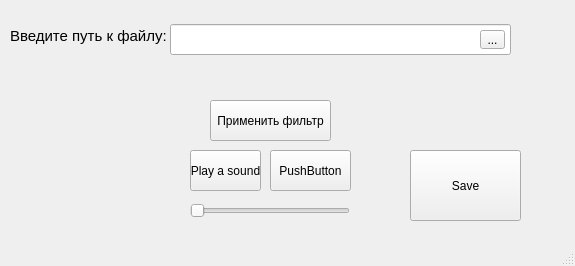
This is ui/mainForm.ui in Andrew-Garanin/AudioDigitalFiltering as Qt 5 draws it before an edit. The edited form follows.
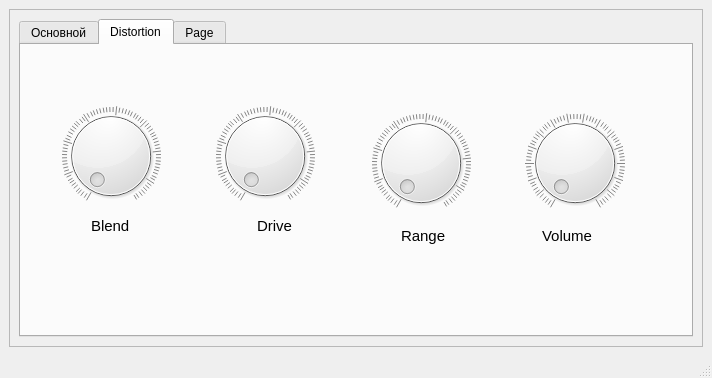
This is the edited form.

Diff of the .ui file:
```diff
--- a/ui/mainForm.ui
+++ b/ui/mainForm.ui
@@ -6,123 +6,365 @@
    <rect>
     <x>0</x>
     <y>0</y>
-    <width>575</width>
-    <height>266</height>
+    <width>712</width>
+    <height>378</height>
    </rect>
   </property>
   <property name="windowTitle">
    <string>MainWindow</string>
   </property>
   <widget class="QWidget" name="centralwidget">
-   <widget class="QLabel" name="labelFilePath">
-    <property name="geometry">
-     <rect>
-      <x>10</x>
-      <y>20</y>
-      <width>171</width>
-      <height>31</height>
-     </rect>
-    </property>
-    <property name="font">
-     <font>
-      <pointsize>11</pointsize>
-     </font>
-    </property>
-    <property name="text">
-     <string>Введите путь к файлу:</string>
-    </property>
-   </widget>
-   <widget class="QLineEdit" name="lineEditFilePath">
-    <property name="geometry">
-     <rect>
-      <x>170</x>
-      <y>24</y>
-      <width>341</width>
-      <height>31</height>
-     </rect>
-    </property>
-   </widget>
-   <widget class="QToolButton" name="toolButtonFilePath">
-    <property name="geometry">
-     <rect>
-      <x>480</x>
-      <y>30</y>
-      <width>25</width>
-      <height>19</height>
-     </rect>
-    </property>
-    <property name="text">
-     <string>...</string>
-    </property>
-   </widget>
-   <widget class="QPushButton" name="pushButtonApplyFilter">
-    <property name="geometry">
-     <rect>
-      <x>210</x>
-      <y>100</y>
-      <width>121</width>
-      <height>41</height>
-     </rect>
-    </property>
-    <property name="text">
-     <string>Применить фильтр</string>
-    </property>
-   </widget>
-   <widget class="QPushButton" name="buttonPlay">
-    <property name="geometry">
-     <rect>
-      <x>190</x>
-      <y>150</y>
-      <width>71</width>
-      <height>41</height>
-     </rect>
-    </property>
-    <property name="contextMenuPolicy">
-     <enum>Qt::DefaultContextMenu</enum>
-    </property>
-    <property name="text">
-     <string>Play a sound</string>
-    </property>
-   </widget>
-   <widget class="QPushButton" name="buttonSave">
-    <property name="geometry">
-     <rect>
-      <x>410</x>
-      <y>150</y>
-      <width>111</width>
-      <height>71</height>
-     </rect>
-    </property>
-    <property name="text">
-     <string>Save</string>
-    </property>
-   </widget>
-   <widget class="QSlider" name="timeSlider">
-    <property name="geometry">
-     <rect>
-      <x>190</x>
-      <y>200</y>
-      <width>160</width>
-      <height>22</height>
-     </rect>
-    </property>
-    <property name="orientation">
-     <enum>Qt::Horizontal</enum>
-    </property>
-   </widget>
-   <widget class="QPushButton" name="buttonStop">
-    <property name="geometry">
-     <rect>
-      <x>270</x>
-      <y>150</y>
-      <width>81</width>
-      <height>41</height>
-     </rect>
-    </property>
-    <property name="text">
-     <string>PushButton</string>
-    </property>
-   </widget>
+   <layout class="QGridLayout" name="gridLayout_2">
+    <item row="0" column="0">
+     <widget class="QFrame" name="frame">
+      <property name="frameShape">
+       <enum>QFrame::StyledPanel</enum>
+      </property>
+      <property name="frameShadow">
+       <enum>QFrame::Raised</enum>
+      </property>
+      <layout class="QGridLayout" name="gridLayout">
+       <item row="0" column="0">
+        <widget class="QTabWidget" name="tabWidget">
+         <property name="currentIndex">
+          <number>1</number>
+         </property>
+         <widget class="QWidget" name="tab">
+          <attribute name="title">
+           <string>Основной</string>
+          </attribute>
+          <widget class="QPushButton" name="buttonGraph">
+           <property name="geometry">
+            <rect>
+             <x>470</x>
+             <y>180</y>
+             <width>91</width>
+             <height>51</height>
+            </rect>
+           </property>
+           <property name="text">
+            <string>Draw Graph</string>
+           </property>
+          </widget>
+          <widget class="QPushButton" name="buttonPlay">
+           <property name="geometry">
+            <rect>
+             <x>170</x>
+             <y>180</y>
+             <width>91</width>
+             <height>51</height>
+            </rect>
+           </property>
+           <property name="contextMenuPolicy">
+            <enum>Qt::DefaultContextMenu</enum>
+           </property>
+           <property name="text">
+            <string>Play a sound</string>
+           </property>
+          </widget>
+          <widget class="QPushButton" name="buttonSave">
+           <property name="geometry">
+            <rect>
+             <x>370</x>
+             <y>180</y>
+             <width>91</width>
+             <height>51</height>
+            </rect>
+           </property>
+           <property name="text">
+            <string>Save</string>
+           </property>
+          </widget>
+          <widget class="QLabel" name="labelFilePath">
+           <property name="geometry">
+            <rect>
+             <x>70</x>
+             <y>70</y>
+             <width>171</width>
+             <height>31</height>
+            </rect>
+           </property>
+           <property name="font">
+            <font>
+             <pointsize>11</pointsize>
+            </font>
+           </property>
+           <property name="text">
+            <string>Введите путь к файлу:</string>
+           </property>
+          </widget>
+          <widget class="QLineEdit" name="lineEditFilePath">
+           <property name="geometry">
+            <rect>
+             <x>230</x>
+             <y>74</y>
+             <width>341</width>
+             <height>31</height>
+            </rect>
+           </property>
+          </widget>
+          <widget class="QPushButton" name="pushButtonApplyFilter">
+           <property name="geometry">
+            <rect>
+             <x>320</x>
+             <y>130</y>
+             <width>121</width>
+             <height>41</height>
+            </rect>
+           </property>
+           <property name="text">
+            <string>Применить фильтр</string>
+           </property>
+          </widget>
+          <widget class="QPushButton" name="buttonStop">
+           <property name="geometry">
+            <rect>
+             <x>270</x>
+             <y>180</y>
+             <width>91</width>
+             <height>51</height>
+            </rect>
+           </property>
+           <property name="text">
+            <string>Stop Sound</string>
+           </property>
+          </widget>
+          <widget class="QToolButton" name="toolButtonFilePath">
+           <property name="geometry">
+            <rect>
+             <x>580</x>
+             <y>80</y>
+             <width>25</width>
+             <height>19</height>
+            </rect>
+           </property>
+           <property name="text">
+            <string>...</string>
+           </property>
+          </widget>
+         </widget>
+         <widget class="QWidget" name="tab_2">
+          <attribute name="title">
+           <string>Distortion</string>
+          </attribute>
+          <widget class="QWidget" name="">
+           <property name="geometry">
+            <rect>
+             <x>40</x>
+             <y>60</y>
+             <width>254</width>
+             <height>102</height>
+            </rect>
+           </property>
+           <layout class="QHBoxLayout" name="horizontalLayout">
+            <item>
+             <widget class="QDial" name="blendWheel">
+              <property name="maximum">
+               <number>10000</number>
+              </property>
+              <property name="singleStep">
+               <number>1</number>
+              </property>
+              <property name="pageStep">
+               <number>10</number>
+              </property>
+              <property name="wrapping">
+               <bool>false</bool>
+              </property>
+              <property name="notchTarget">
+               <double>12.699999999999999</double>
+              </property>
+              <property name="notchesVisible">
+               <bool>true</bool>
+              </property>
+             </widget>
+            </item>
+            <item>
+             <spacer name="horizontalSpacer">
+              <property name="orientation">
+               <enum>Qt::Horizontal</enum>
+              </property>
+              <property name="sizeHint" stdset="0">
+               <size>
+                <width>40</width>
+                <height>20</height>
+               </size>
+              </property>
+             </spacer>
+            </item>
+            <item>
+             <widget class="QDial" name="driveWheel">
+              <property name="maximum">
+               <number>10000</number>
+              </property>
+              <property name="notchTarget">
+               <double>12.699999999999999</double>
+              </property>
+              <property name="notchesVisible">
+               <bool>true</bool>
+              </property>
+             </widget>
+            </item>
+           </layout>
+          </widget>
+          <widget class="QWidget" name="">
+           <property name="geometry">
+            <rect>
+             <x>350</x>
+             <y>67</y>
+             <width>254</width>
+             <height>102</height>
+            </rect>
+           </property>
+           <layout class="QHBoxLayout" name="horizontalLayout_2">
+            <item>
+             <widget class="QDial" name="rangeWheel">
+              <property name="maximum">
+               <number>3000</number>
+              </property>
+              <property name="notchTarget">
+               <double>12.699999999999999</double>
+              </property>
+              <property name="notchesVisible">
+               <bool>true</bool>
+              </property>
+             </widget>
+            </item>
+            <item>
+             <spacer name="horizontalSpacer_2">
+              <property name="orientation">
+               <enum>Qt::Horizontal</enum>
+              </property>
+              <property name="sizeHint" stdset="0">
+               <size>
+                <width>40</width>
+                <height>20</height>
+               </size>
+              </property>
+             </spacer>
+            </item>
+            <item>
+             <widget class="QDial" name="volumeWheel">
+              <property name="maximum">
+               <number>300</number>
+              </property>
+              <property name="notchesVisible">
+               <bool>true</bool>
+              </property>
+             </widget>
+            </item>
+           </layout>
+          </widget>
+          <widget class="QWidget" name="">
+           <property name="geometry">
+            <rect>
+             <x>70</x>
+             <y>170</y>
+             <width>201</width>
+             <height>22</height>
+            </rect>
+           </property>
+           <layout class="QHBoxLayout" name="horizontalLayout_3">
+            <item>
+             <widget class="QLabel" name="blendLabel">
+              <property name="font">
+               <font>
+                <pointsize>11</pointsize>
+               </font>
+              </property>
+              <property name="text">
+               <string>Blend</string>
+              </property>
+             </widget>
+            </item>
+            <item>
+             <spacer name="horizontalSpacer_3">
+              <property name="orientation">
+               <enum>Qt::Horizontal</enum>
+              </property>
+              <property name="sizeHint" stdset="0">
+               <size>
+                <width>40</width>
+                <height>20</height>
+               </size>
+              </property>
+             </spacer>
+            </item>
+            <item>
+             <widget class="QLabel" name="driveLabel">
+              <property name="font">
+               <font>
+                <pointsize>11</pointsize>
+               </font>
+              </property>
+              <property name="text">
+               <string>Drive</string>
+              </property>
+             </widget>
+            </item>
+           </layout>
+          </widget>
+          <widget class="QWidget" name="">
+           <property name="geometry">
+            <rect>
+             <x>380</x>
+             <y>180</y>
+             <width>191</width>
+             <height>22</height>
+            </rect>
+           </property>
+           <layout class="QHBoxLayout" name="horizontalLayout_4">
+            <item>
+             <widget class="QLabel" name="rangLabel">
+              <property name="font">
+               <font>
+                <pointsize>11</pointsize>
+               </font>
+              </property>
+              <property name="text">
+               <string>Range</string>
+              </property>
+             </widget>
+            </item>
+            <item>
+             <spacer name="horizontalSpacer_4">
+              <property name="orientation">
+               <enum>Qt::Horizontal</enum>
+              </property>
+              <property name="sizeHint" stdset="0">
+               <size>
+                <width>40</width>
+                <height>20</height>
+               </size>
+              </property>
+             </spacer>
+            </item>
+            <item>
+             <widget class="QLabel" name="volumeLabel">
+              <property name="font">
+               <font>
+                <pointsize>11</pointsize>
+               </font>
+              </property>
+              <property name="text">
+               <string>Volume</string>
+              </property>
+             </widget>
+            </item>
+           </layout>
+          </widget>
+         </widget>
+         <widget class="QWidget" name="tab_3">
+          <attribute name="title">
+           <string>Page</string>
+          </attribute>
+         </widget>
+        </widget>
+       </item>
+      </layout>
+     </widget>
+    </item>
+   </layout>
   </widget>
   <widget class="QMenuBar" name="menubar">
    <property name="geometry">
```
Left out of the diff: 2 changed lines with no effect on the pictures.
